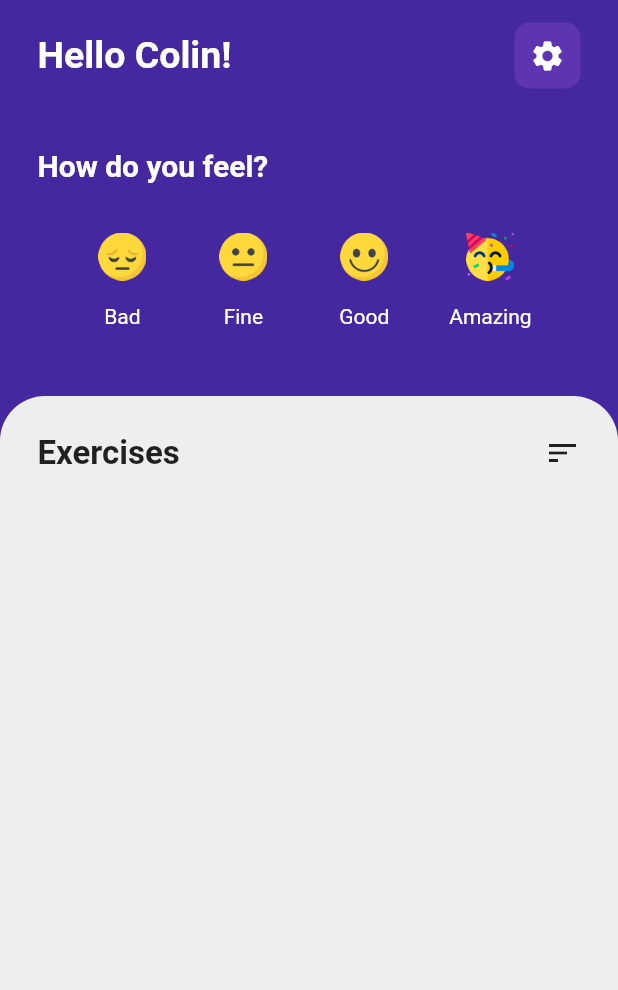
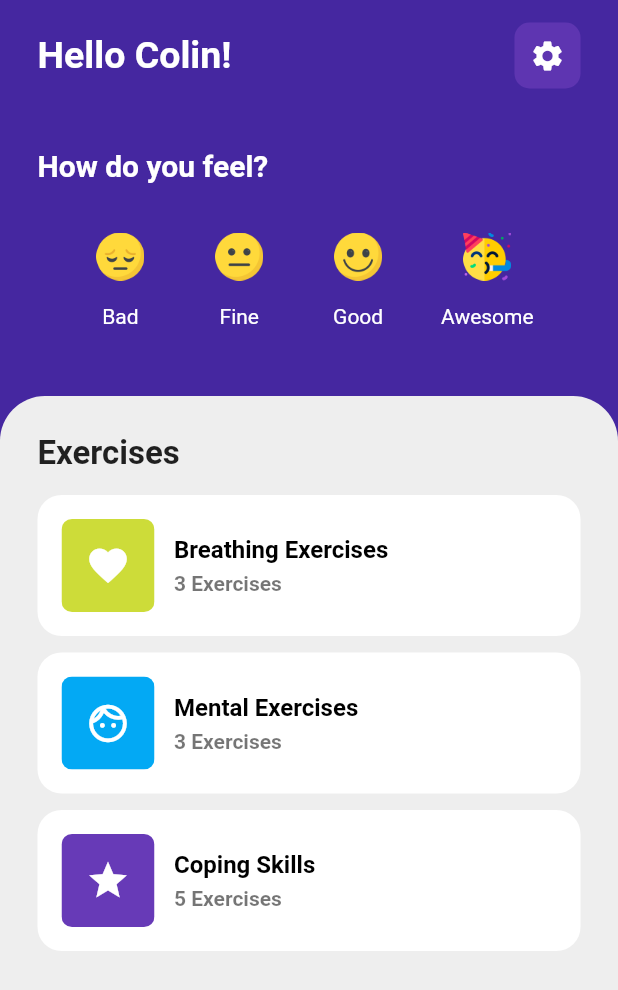
Before and after one commit to cjmcnally/Depriminus, a Flutter app: the screen it shows after launch, on a phone screen of 412 x 824 dp. Shown: the top 990 px of the screen. Run offline on Flutter 3.47's test engine with Material 2 defaults, Android fonts, the phone set to English and light mode, and no system bars; missing offline and left inert: icon_decoration.

Commit message:
Created Exercise List
Created a visible list of exercise sections. Will now assign specific sections to the emoji buttons (sad, fine, good & awesome).

```diff
--- a/depriminus_app/lib/main.dart
+++ b/depriminus_app/lib/main.dart
@@ -1,7 +1,6 @@
 // ignore_for_file: unused_import, prefer_const_constructors
 import 'package:flutter/material.dart';
 import 'package:depriminus_app/pages/home_page.dart';
-import 'package:depriminus_app/util/emoticon_face.dart';
 
 void main() {
   runApp(const MyApp());
--- a/depriminus_app/lib/pages/home_page.dart
+++ b/depriminus_app/lib/pages/home_page.dart
@@ -1,6 +1,8 @@
 // ignore_for_file: prefer_const_constructors, prefer_const_literals_to_create_immutables
+import 'package:depriminus_app/util/emojis.dart';
+import 'package:depriminus_app/util/exercise_tile.dart';
+import 'package:depriminus_app/util/sad_exercise_tile.dart';
 import 'package:flutter/material.dart';
-import 'package:depriminus_app/util/emoticon_face.dart';
 
 // Home Screen
 class HomePage extends StatefulWidget {
@@ -13,9 +15,8 @@ class HomePage extends StatefulWidget {
 class _HomePageState extends State<HomePage> {
   @override
   Widget build(BuildContext context) {
-    return Scaffold(
-      backgroundColor: Colors.deepPurple[800],
-      body: SafeArea(
+    var background = Colors.deepPurple[800];
+    var body1 = SafeArea(
       child: Column(
         children: [
           Padding(
@@ -78,80 +79,27 @@ class _HomePageState extends State<HomePage> {
                   mainAxisAlignment: MainAxisAlignment.spaceEvenly,
                   children: [
                     // bad
-                      Column(
-                        children: [
-                          IconButton(
+                    Emojis(
                         icon: Image.asset('images/sad.png'),
-                              iconSize: 10,
+                        emojiName: 'Bad',
+                        onPressed: () {
+                          // show.SadExerciseTile();
+                        }),
+                    // fine
+                    Emojis(
+                        icon: Image.asset('images/confused.png'),
+                        emojiName: 'Fine',
                         onPressed: () {}),
-                          SizedBox(
-                            height: 8,
-                          ),
-                          Text(
-                            'Bad',
-                            style: TextStyle(
-                              color: Colors.white,
-                            ),
-                          ),
-                        ],
-                      ),
-
-                      // fine
-                      Column(
-                        children: [
-                          IconButton(
-                              icon: Image.asset('images/confused.png'),
-                              iconSize: 10,
+                    // good
+                    Emojis(
+                        icon: Image.asset('images/smile.png'),
+                        emojiName: 'Good',
                         onPressed: () {}),
-                          SizedBox(
-                            height: 8,
-                          ),
-                          Text(
-                            'Fine',
-                            style: TextStyle(
-                              color: Colors.white,
-                            ),
-                          ),
-                        ],
-                      ),
-
-                      // good
-                      Column(
-                        children: [
-                          IconButton(
-                              icon: Image.asset('images/smile.png'),
-                              iconSize: 10,
+                    // awesome
+                    Emojis(
+                        icon: Image.asset('images/party.png'),
+                        emojiName: 'Awesome',
                         onPressed: () {}),
-                          SizedBox(
-                            height: 8,
-                          ),
-                          Text(
-                            'Good',
-                            style: TextStyle(
-                              color: Colors.white,
-                            ),
-                          ),
-                        ],
-                      ),
-
-                      // amazing
-                      Column(
-                        children: [
-                          IconButton(
-                              icon: Image.asset('images/party.png'),
-                              iconSize: 10,
-                              onPressed: () {}),
-                          SizedBox(
-                            height: 8,
-                          ),
-                          Text(
-                            'Amazing',
-                            style: TextStyle(
-                              color: Colors.white,
-                            ),
-                          ),
-                        ],
-                      ),
                   ],
                 ),
               ],
@@ -160,7 +108,8 @@ class _HomePageState extends State<HomePage> {
           SizedBox(
             height: 30,
           ),
-            // Section for daily advice
+
+          // Exercise Section Box
           Expanded(
             child: Container(
               padding: EdgeInsets.all(25),
@@ -171,6 +120,8 @@ class _HomePageState extends State<HomePage> {
                   topRight: Radius.circular(30.0),
                 ),
               ),
+
+              // Exercise Section
               child: Center(
                 child: Column(
                   children: [
@@ -185,15 +136,18 @@ class _HomePageState extends State<HomePage> {
                             fontSize: 22,
                           ),
                         ),
-                          Icon(Icons.sort_sharp),
+                        // potential icons section
                       ],
                     ),
 
+                    SizedBox(
+                      height: 15,
+                    ),
+
                     // list view of exercises - scrollable
-
-                      // ListView(
-                      //   scrollDirection: Axis.vertical,
-                      // ),
+                    Expanded(
+                      child: SadExerciseTile(),
+                    ),
                   ],
                 ),
               ),
@@ -201,7 +155,10 @@ class _HomePageState extends State<HomePage> {
           ),
         ],
       ),
-      ),
+    );
+    return Scaffold(
+      backgroundColor: background,
+      body: body1,
     );
   }
 }
--- /dev/null
+++ b/depriminus_app/lib/util/emojis.dart
@@ -0,0 +1,33 @@
+// ignore_for_file: prefer_const_constructors
+import 'package:flutter/material.dart';
+
+class Emojis extends StatelessWidget {
+  final icon;
+  final String emojiName;
+  final onPressed;
+
+  const Emojis({
+    super.key,
+    required this.icon,
+    required this.emojiName,
+    this.onPressed,
+  });
+
+  @override
+  Widget build(BuildContext context) {
+    return Column(
+      children: [
+        IconButton(icon: icon, iconSize: 10, onPressed: () {}),
+        SizedBox(
+          height: 8,
+        ),
+        Text(
+          emojiName,
+          style: TextStyle(
+            color: Colors.white,
+          ),
+        ),
+      ],
+    );
+  }
+}
--- a/depriminus_app/lib/util/emoticon_face.dart
+++ /dev/null
@@ -1,28 +0,0 @@
-// ignore_for_file: prefer_const_constructors
-import 'package:flutter/material.dart';
-
-class EmoticonFace extends StatelessWidget {
-  final String emoticonFace;
-
-  const EmoticonFace({
-    super.key,
-    required this.emoticonFace,
-  });
-
-  @override
-  Widget build(BuildContext context) {
-    return Container(
-      decoration: BoxDecoration(
-        color: Colors.deepPurple[600],
-        borderRadius: BorderRadius.circular(10),
-      ),
-      padding: EdgeInsets.all(15),
-      child: Center(
-        child: Text(
-          emoticonFace,
-          style: TextStyle(fontSize: 28),
-        ),
-      ),
-    );
-  }
-}
--- /dev/null
+++ b/depriminus_app/lib/util/exercise_tile.dart
@@ -0,0 +1,76 @@
+// ignore_for_file: prefer_const_constructors, file_names
+import 'package:flutter/material.dart';
+import 'package:icon_decoration/icon_decoration.dart';
+
+class ExerciseTile extends StatelessWidget {
+  final icon;
+  final String exerciseName;
+  final int numberOfExercises;
+  final color;
+
+  const ExerciseTile(
+      {super.key,
+      required this.icon,
+      required this.exerciseName,
+      required this.numberOfExercises,
+      required this.color});
+
+  @override
+  Widget build(BuildContext context) {
+    return Padding(
+      padding: const EdgeInsets.only(bottom: 11.0),
+      child: Container(
+        padding: EdgeInsets.all(16),
+        decoration: BoxDecoration(
+          color: Colors.white,
+          borderRadius: BorderRadius.circular(16),
+        ),
+        child: Row(
+          children: [
+            ClipRRect(
+              borderRadius: BorderRadius.circular(7),
+              child: Container(
+                padding: EdgeInsets.all(16),
+                color: color,
+                child: Icon(
+                  icon,
+                  size: 30,
+                  color: Colors.white,
+                ),
+              ),
+            ),
+            SizedBox(
+              width: 13,
+            ),
+            Column(
+              crossAxisAlignment: CrossAxisAlignment.start,
+              children: [
+                Text(
+                  exerciseName,
+                  style: TextStyle(
+                    fontWeight: FontWeight.bold,
+                    color: Colors.black,
+                    fontSize: 16,
+                  ),
+                ),
+                SizedBox(
+                  height: 5,
+                ),
+
+                // subtitle
+                Text(
+                  '$numberOfExercises Exercises',
+                  style: TextStyle(
+                    fontWeight: FontWeight.bold,
+                    color: Colors.black54,
+                    fontSize: 14,
+                  ),
+                ),
+              ],
+            ),
+          ],
+        ),
+      ),
+    );
+  }
+}
--- /dev/null
+++ b/depriminus_app/lib/util/sad_exercise_tile.dart
@@ -0,0 +1,33 @@
+// ignore_for_file: prefer_const_constructors, prefer_const_literals_to_create_immutables
+import 'package:flutter/material.dart';
+import 'package:depriminus_app/util/exercise_tile.dart';
+
+class SadExerciseTile extends StatelessWidget {
+  const SadExerciseTile({super.key});
+
+  @override
+  Widget build(BuildContext context) {
+    return ListView(
+      children: [
+        ExerciseTile(
+          icon: Icons.favorite,
+          exerciseName: 'Breathing Exercises',
+          numberOfExercises: 3,
+          color: Colors.lime,
+        ),
+        ExerciseTile(
+          icon: Icons.face_outlined,
+          exerciseName: 'Mental Exercises',
+          numberOfExercises: 3,
+          color: Colors.lightBlue,
+        ),
+        ExerciseTile(
+          icon: Icons.star,
+          exerciseName: 'Coping Skills',
+          numberOfExercises: 5,
+          color: Colors.deepPurple,
+        ),
+      ],
+    );
+  }
+}
--- a/depriminus_app/pubspec.yaml
+++ b/depriminus_app/pubspec.yaml
@@ -37,6 +37,7 @@ dependencies:
   # Use with the CupertinoIcons class for iOS style icons.
   cupertino_icons: ^1.0.2
   flutter_emoji: ">= 2.0.0"
+  icon_decoration: any
 
 dev_dependencies:
   flutter_test:
```
Also changed, not shown: depriminus_app/lib/util/exercise_icons.dart (deleted, +0 -28 lines), depriminus_app/pubspec.lock. Lines whose indentation alone changed are shown as unchanged.
